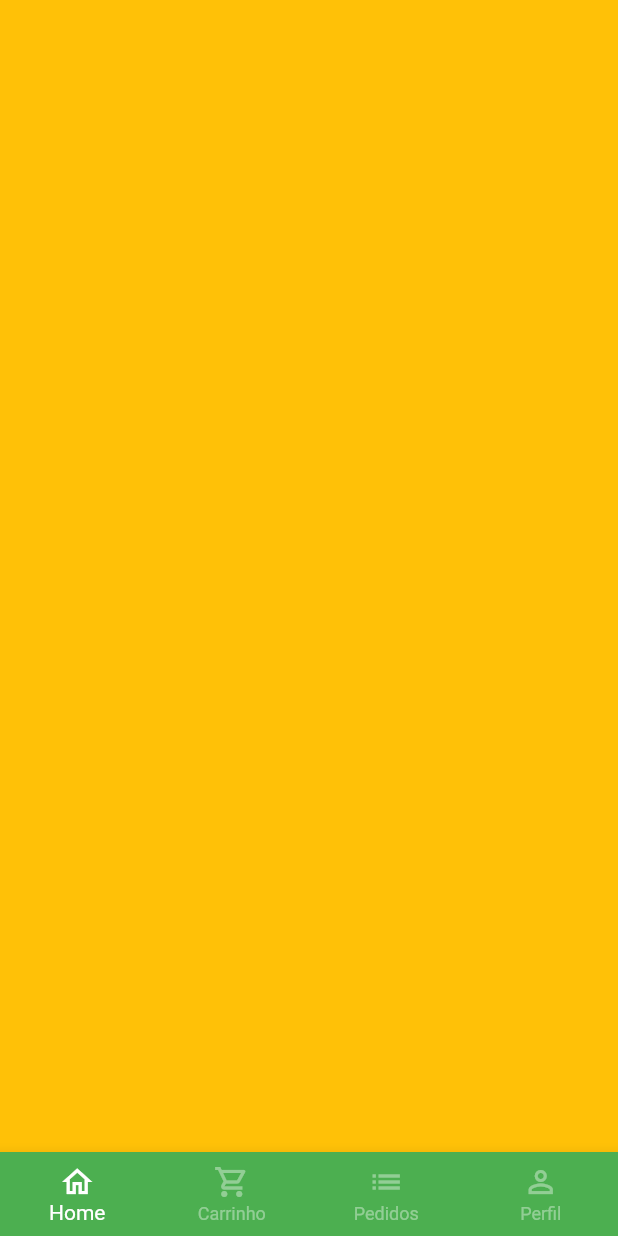
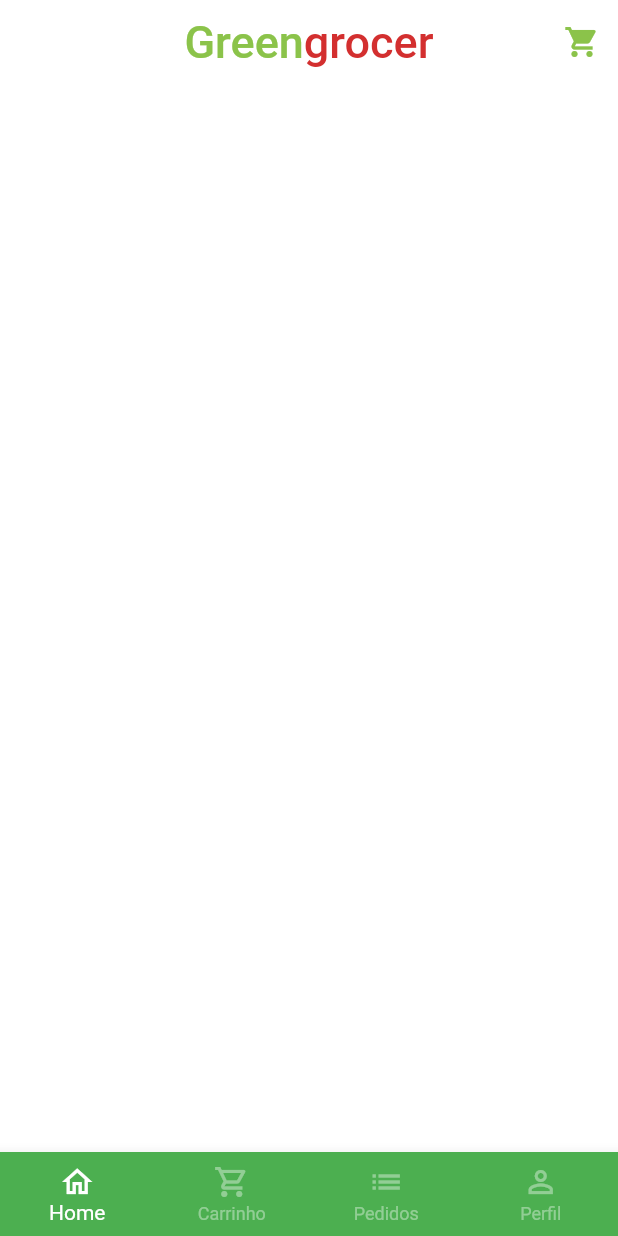
Before and after one commit to renatorv/greengrocer, a Flutter app: the screen it shows after launch, after a tap on "Entrar", on a phone screen of 412 x 824 dp. Run offline on Flutter 3.47's test engine with Material 2 defaults, Android fonts, the phone set to English and light mode, and no system bars; our stand-ins replace animated_text_kit, mask_text_input_formatter.

Commit message:
Finalizada aula 18 - HomeTab

```diff
--- a/lib/main.dart
+++ b/lib/main.dart
@@ -16,6 +16,7 @@ class MyApp extends StatelessWidget {
       debugShowCheckedModeBanner: false,
       theme: ThemeData(
         primarySwatch: Colors.green,
+        scaffoldBackgroundColor: Colors.white.withAlpha(190)
       ),
       home: const SignInScreen(),
     );
--- a/lib/src/auth/sign_in_screen.dart
+++ b/lib/src/auth/sign_in_screen.dart
@@ -106,7 +106,7 @@ class SignInScreen extends StatelessWidget {
                         ),
                         onPressed: () {
                           // pushReplacement: retira a tela atual da pilha e substitui pela nova tela
-                          Navigator.of(context).pushReplacement(MaterialPageRoute(builder: ((c) => BaseScreen())));
+                          Navigator.of(context).pushReplacement(MaterialPageRoute(builder: ((c) => const BaseScreen())));
                         },
                         child: const Text(
                           'Entrar',
--- a/lib/src/base/base_screen.dart
+++ b/lib/src/base/base_screen.dart
@@ -1,4 +1,5 @@
 import 'package:flutter/material.dart';
+import 'package:greengrocer/src/home/home_tab.dart';
 
 class BaseScreen extends StatefulWidget {
   const BaseScreen({Key? key}) : super(key: key);
@@ -18,7 +19,7 @@ class _BaseScreenState extends State<BaseScreen> {
         physics: const NeverScrollableScrollPhysics(),
         controller: pageController,
         children: [
-          Container(color: Colors.amber),
+          const HomeTab(),
           Container(color: Colors.red),
           Container(color: Colors.blue),
           Container(color: Colors.purple),
--- /dev/null
+++ b/lib/src/home/home_tab.dart
@@ -0,0 +1,40 @@
+import 'package:flutter/material.dart';
+import 'package:greengrocer/src/config/custom_colors.dart';
+
+class HomeTab extends StatelessWidget {
+  const HomeTab({Key? key}) : super(key: key);
+
+  @override
+  Widget build(BuildContext context) {
+    return Scaffold(
+      // App Bar
+      appBar: AppBar(
+        elevation: 0,
+        backgroundColor: Colors.transparent,
+        centerTitle: true,
+        title: Text.rich(
+          TextSpan(
+            style: const TextStyle(fontSize: 30),
+            children: [
+              TextSpan(
+                text: 'Green',
+                style: TextStyle(color: CustomColors.customSwatchColor),
+              ),
+              TextSpan(
+                text: 'grocer',
+                style: TextStyle(color: CustomColors.customContrastColor),
+              ),
+            ],
+          ),
+        ),
+        actions: [IconButton(onPressed: () {}, icon: Icon(Icons.shopping_cart, color: CustomColors.customSwatchColor,),),],
+      ),
+
+      // Pesquisa
+
+      // Categorias
+
+      // Grid
+    );
+  }
+}
```
